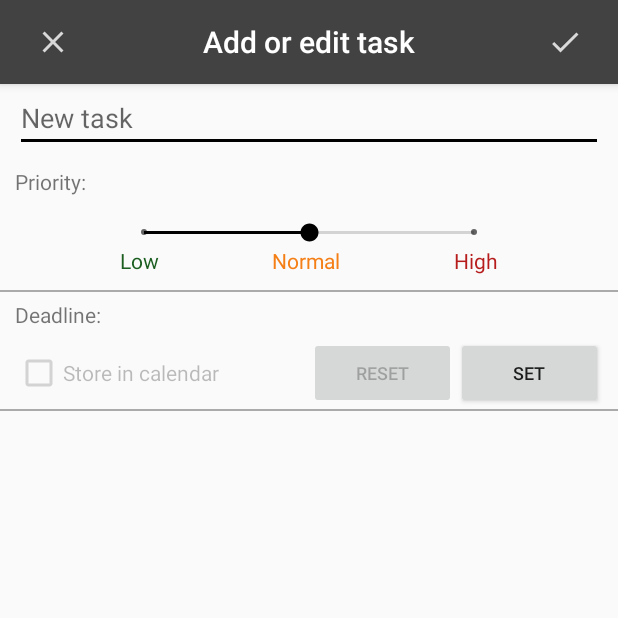
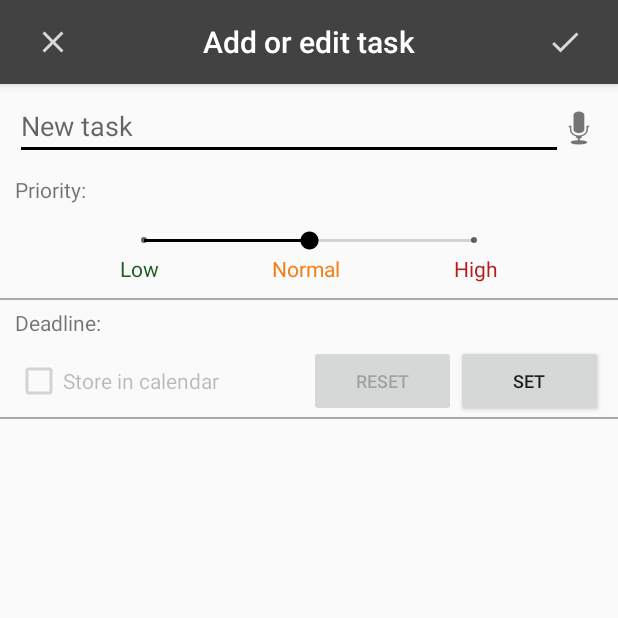
Before and after one commit to korbi98/Simple-ToDoList, an Android app: the AddEditTask screen opened directly, with no data from a screen before it, on a phone screen of 412 x 824 dp, the top half of it. Run offline under Robolectric (Android 15) with nearby library versions, the phone set to English and light mode, and no system bars.

Commit message:
1.0.3 added speech to task button, with feature of setting priority to important if you say important

```diff
--- a/app/src/main/res/layout/activity_add_edit_task.xml
+++ b/app/src/main/res/layout/activity_add_edit_task.xml
@@ -8,16 +8,35 @@
     android:orientation="vertical"
     tools:context="com.korbi.todolist.ui.AddEditTask">
 
-    <EditText
-        android:id="@+id/NewTaskName"
+    <RelativeLayout
         android:layout_width="match_parent"
         android:layout_height="wrap_content"
         android:layout_marginLeft="10dp"
         android:layout_marginRight="10dp"
-        android:ems="10"
-        android:hint="@string/new_task_hint"
-        android:inputType="text"
-        android:selectAllOnFocus="true"/>
+        android:layout_marginTop="5dp">
+
+        <ImageButton
+            android:id="@+id/speech_to_task"
+            android:layout_width="wrap_content"
+            android:layout_height="wrap_content"
+            android:layout_alignParentRight="true"
+            android:layout_marginTop="8dp"
+            android:layout_marginLeft="-5dp"
+            android:background="?android:attr/selectableItemBackground"
+            app:srcCompat="@android:drawable/ic_btn_speak_now"
+            android:onClick="speechToTask"/>
+
+        <EditText
+            android:id="@+id/NewTaskName"
+            android:layout_width="match_parent"
+            android:layout_height="wrap_content"
+            android:ems="10"
+            android:hint="@string/new_task_hint"
+            android:layout_toLeftOf="@id/speech_to_task"
+            android:inputType="text"
+            android:selectAllOnFocus="true"/>
+
+    </RelativeLayout>
 
     <LinearLayout
         android:layout_width="match_parent"
--- a/app/src/main/res/values/strings.xml
+++ b/app/src/main/res/values/strings.xml
@@ -44,6 +44,8 @@
     <string name="tomorow">tomorrow</string>
     <string name="sourcecode">Sourcecode:</string>
     <string name="github_link" translatable="false">www.github.com/korbi98/ToDoList/tree/master</string>
+    <string name="speech_to_task_text">What\'s your new task?</string>
+    <string name="speech_command_important">important</string>
 
     <string-array name="default_priority">
 
```
Also changed, not shown: app/src/main/java/com/korbi/todolist/ui/AddEditTask.java (+46 -0 lines), 1 other file.
